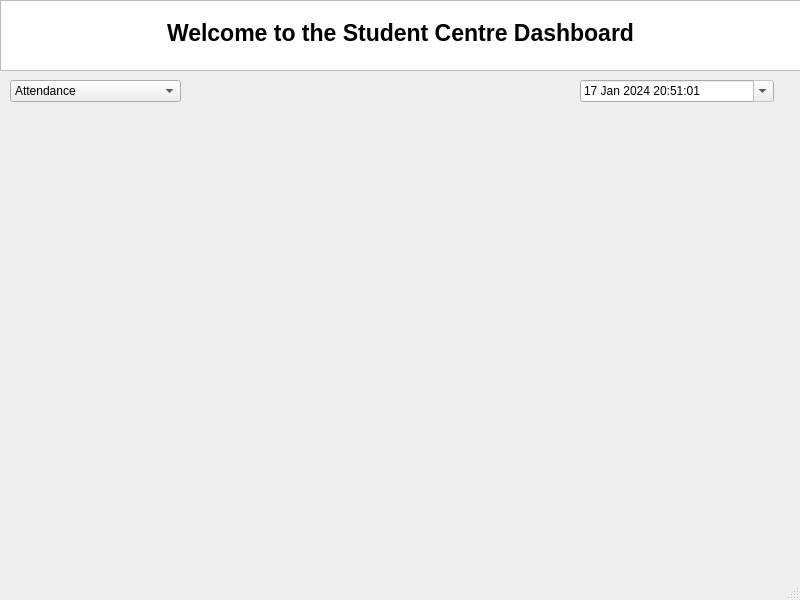
Above: FYP/dash.ui from raissalkp/NFC-Enabled-Student-Card-System before the change. Below: the same form after it.
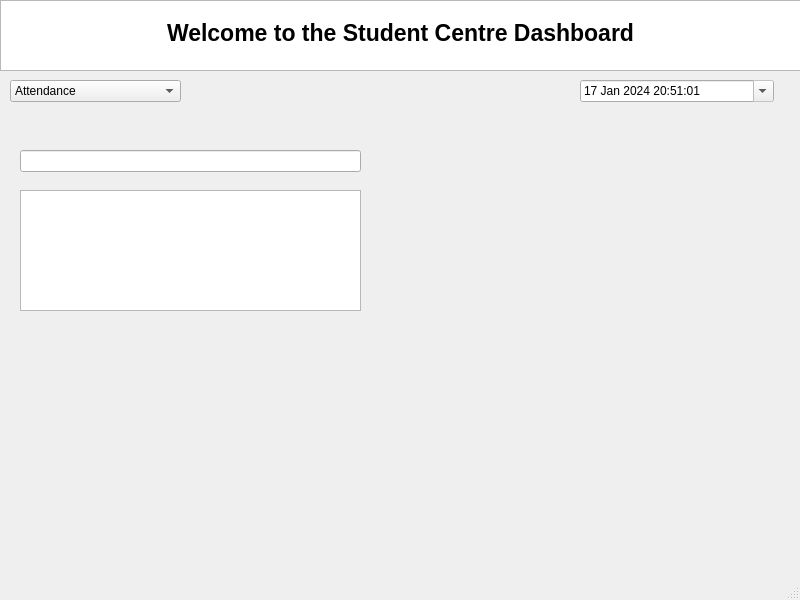
That is the form after the change.

```diff
--- a/FYP/dash.ui
+++ b/FYP/dash.ui
@@ -104,6 +104,26 @@
      <bool>true</bool>
     </property>
    </widget>
+   <widget class="QLineEdit" name="lineEdit">
+    <property name="geometry">
+     <rect>
+      <x>20</x>
+      <y>150</y>
+      <width>341</width>
+      <height>22</height>
+     </rect>
+    </property>
+   </widget>
+   <widget class="QTextEdit" name="textEdit_2">
+    <property name="geometry">
+     <rect>
+      <x>20</x>
+      <y>190</y>
+      <width>341</width>
+      <height>121</height>
+     </rect>
+    </property>
+   </widget>
   </widget>
   <widget class="QMenuBar" name="menubar">
    <property name="geometry">
```
Left out of the diff: 11 changed lines with no effect on the pictures.
